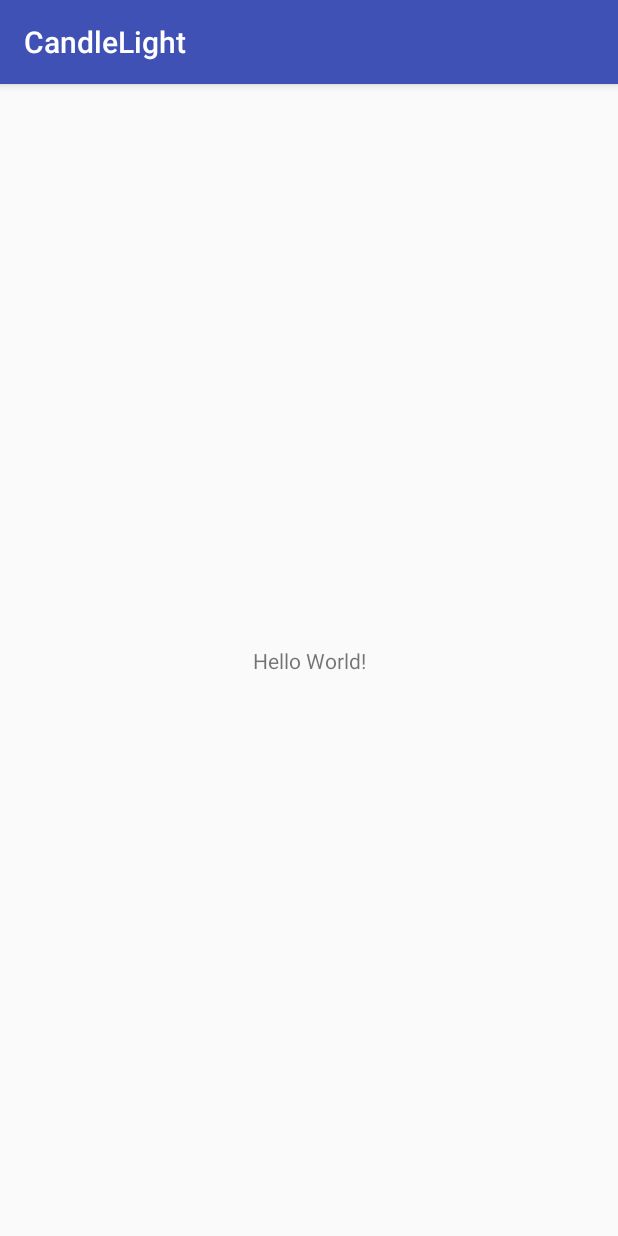
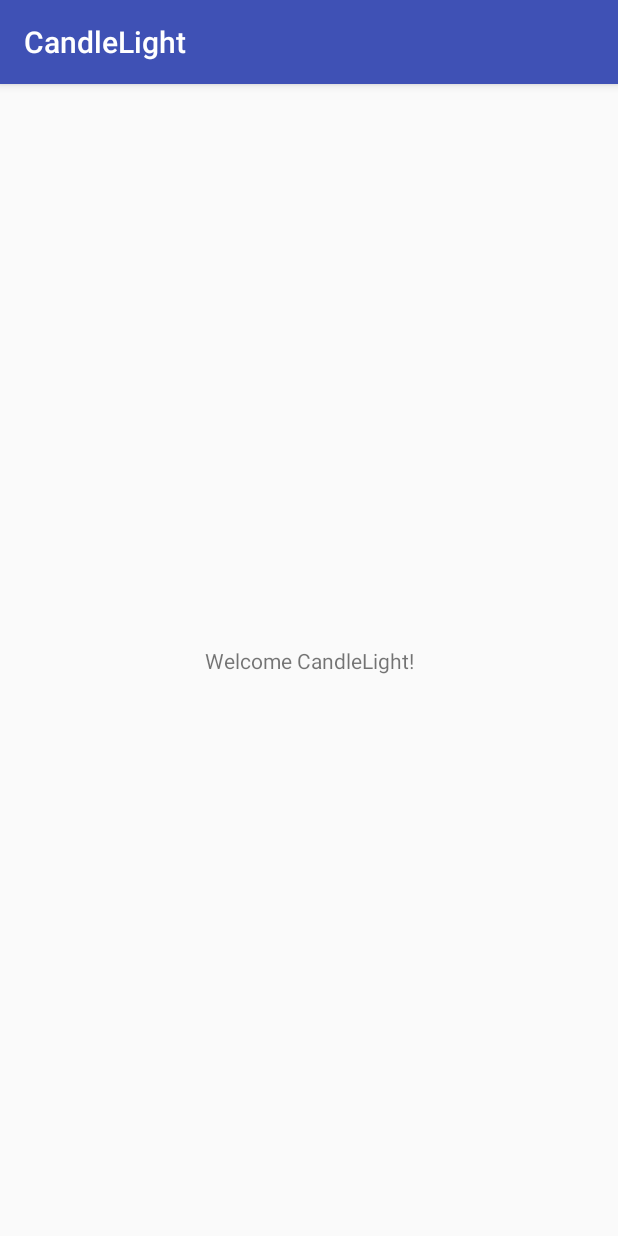
Before and after one commit to NewCandleLight/CandleLight_app, an Android app: the screen it shows after launch (MainActivity), on a phone screen of 412 x 824 dp. Run offline under Robolectric (Android 15) with nearby library versions, the phone set to English and light mode, and no system bars.

Commit message:
Welcome CandleLight!

```diff
--- a/app/src/main/res/layout/activity_main.xml
+++ b/app/src/main/res/layout/activity_main.xml
@@ -10,7 +10,7 @@
     <TextView
         android:layout_width="wrap_content"
         android:layout_height="wrap_content"
-        android:text="Hello World!"
+        android:text="Welcome CandleLight!"
         app:layout_constraintBottom_toBottomOf="parent"
         app:layout_constraintLeft_toLeftOf="parent"
         app:layout_constraintRight_toRightOf="parent"
```
